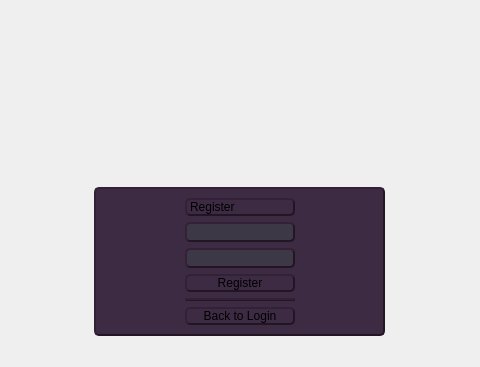
Above: qtapplication/mainwindow.ui from kralloie/cloud-storage-system before the change; both pictures show x 216 to 696 and y 0 to 367 of the 911 by 542 pixel window. Below: the same form after it.
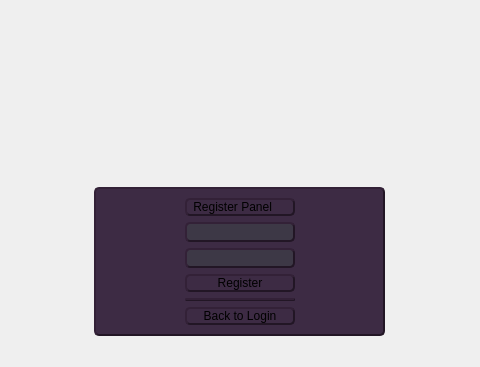
That is the form after the change. The open tabs and pages were chosen to show the change. Icons and pictures are not drawn.

Commit message: Finished register system from UI, making token system next@

```diff
--- a/qtapplication/mainwindow.ui
+++ b/qtapplication/mainwindow.ui
@@ -546,7 +546,7 @@
                 <string notr="true">font: 200 11pt &quot;Cascadia Code&quot;;</string>
                </property>
                <property name="text">
-                <string>Register </string>
+                <string> Register Panel</string>
                </property>
               </widget>
              </item>
```
Left out of the diff: 13 changed lines with no effect on the pictures. The commit also changes 174 other files.
